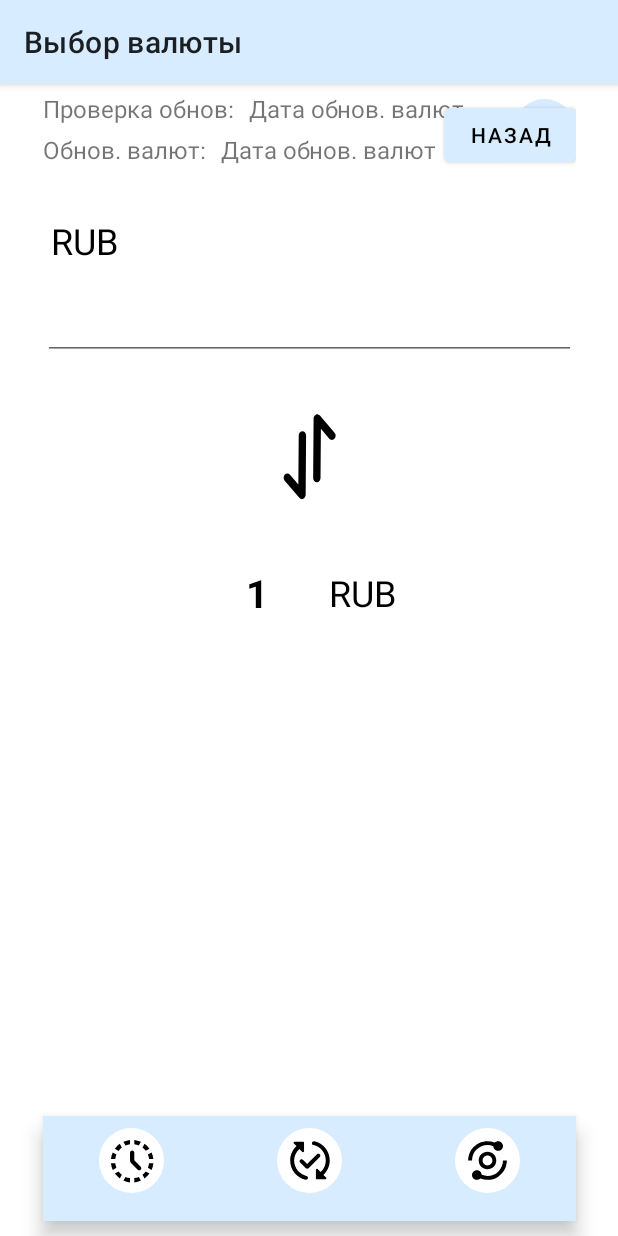
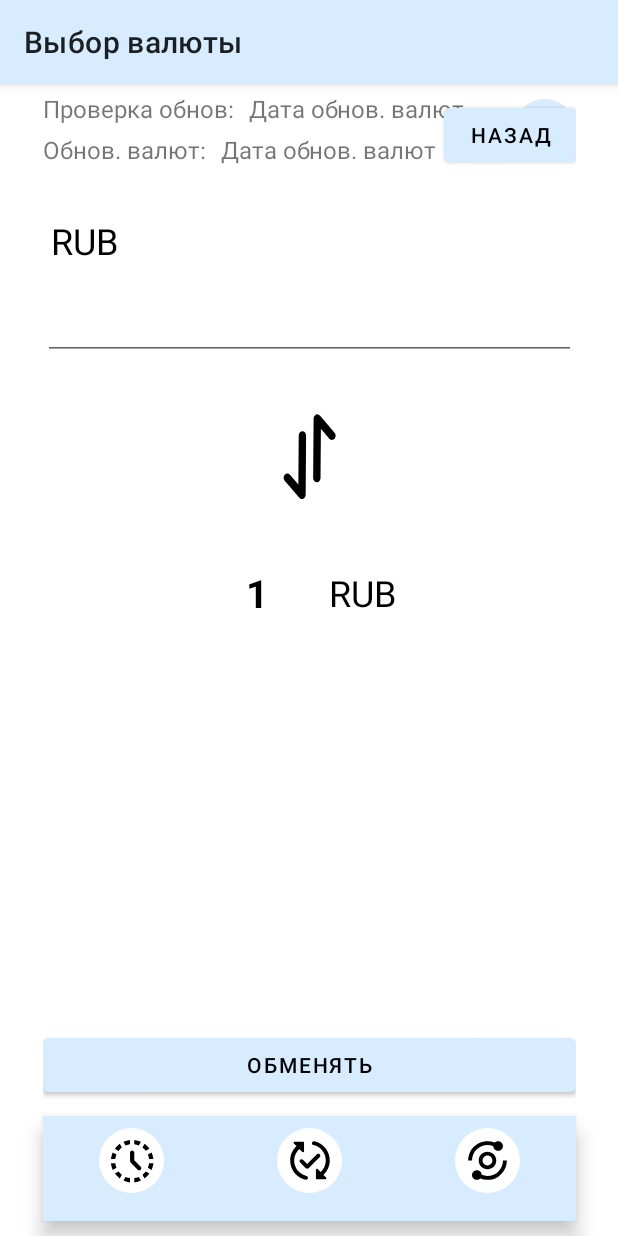
Before and after one commit to Kudryashova-Nastya/mobile_converter, an Android app: the fragment ExchangeFragment placed in its activity, on a phone screen of 412 x 824 dp. Run offline under Robolectric (Android 15) with nearby library versions, the phone set to English and light mode, and no system bars; our stand-ins replace navigation-ui.

Commit message:
add exchange button

```diff
--- a/app/src/main/res/layout/fragment_exchange.xml
+++ b/app/src/main/res/layout/fragment_exchange.xml
@@ -87,5 +87,15 @@
         android:layout_marginStart="70dp"
         tools:ignore="MissingConstraints" />
 
+    <Button
+        android:id="@+id/exchangeButton"
+        android:layout_width="match_parent"
+        android:layout_height="wrap_content"
+        android:text="@string/exchange"
+        android:textColor="@color/black"
+        app:layout_constraintBottom_toBottomOf="parent"
+        android:layout_marginBottom="90dp"
+        tools:ignore="MissingConstraints" />
+
 
 </androidx.constraintlayout.widget.ConstraintLayout>
--- a/app/src/main/res/values/strings.xml
+++ b/app/src/main/res/values/strings.xml
@@ -11,4 +11,5 @@
     <string name="exchangeswapbutton">exchangeSwapButton</string>
     <string name="currentDateName">Проверка обнов:</string>
     <string name="dateUpdateName">Обнов. валют:</string>
+    <string name="exchange">Обменять</string>
 </resources>
```
